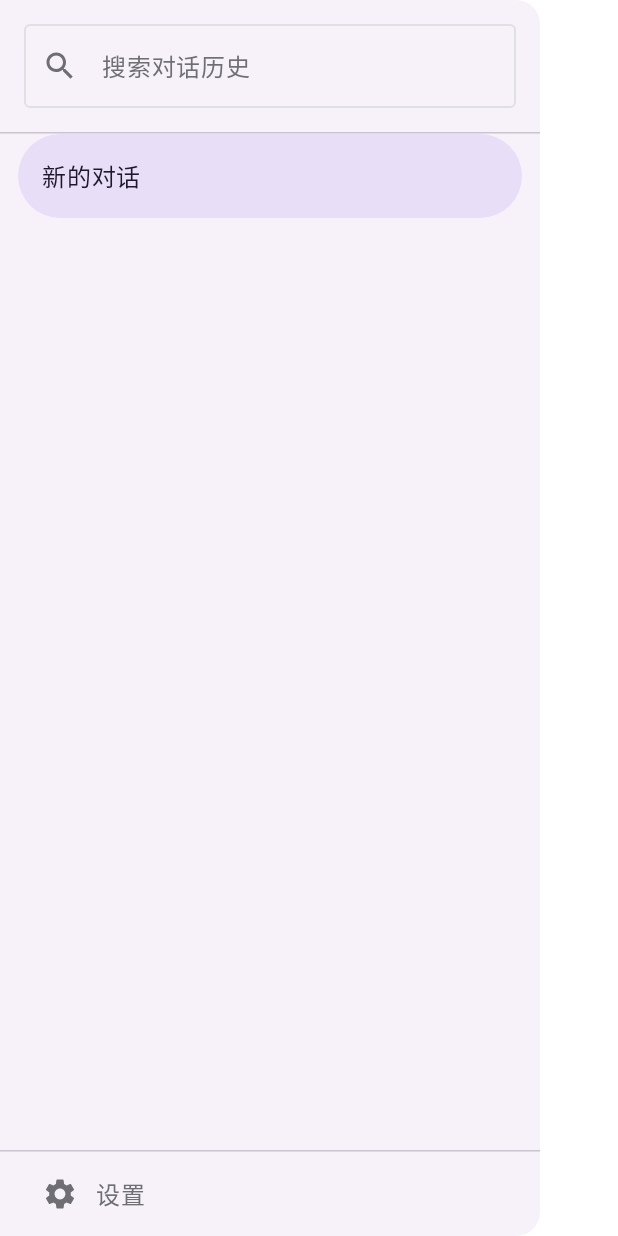
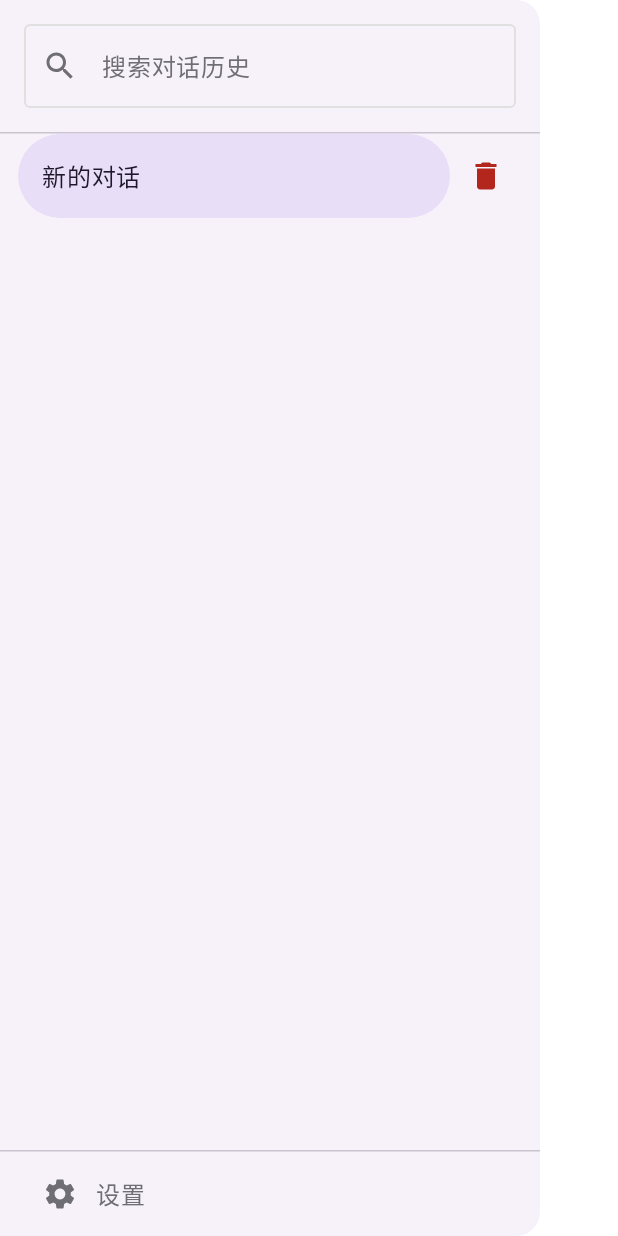
Before and after one commit to oopupdeep/PhoneAiAssistant, an Android app built with Jetpack Compose: the composable AppDrawer shown on its own in the app's theme, on a phone screen of 412 x 824 dp. Run offline under Robolectric (Android 15) with nearby library versions, the phone set to English and light mode, and no system bars; our stand-ins replace Dagger/Hilt's generated code.

Commit message:
增加删除对话功能

```diff
--- a/app/src/main/java/com/wang/phoneaiassistant/ui/chat/components/AppDrawer.kt
+++ b/app/src/main/java/com/wang/phoneaiassistant/ui/chat/components/AppDrawer.kt
@@ -8,6 +8,7 @@ import androidx.compose.material.icons.Icons
 import androidx.compose.material.icons.filled.Search
 import androidx.compose.material.icons.filled.Settings
 import androidx.compose.material.icons.filled.Language
+import androidx.compose.material.icons.filled.Delete
 import androidx.compose.material3.*
 import androidx.compose.runtime.Composable
 import androidx.compose.runtime.collectAsState
@@ -56,7 +57,13 @@ fun AppDrawer(
                     .fillMaxWidth()
             ) {
                 items(conversations, key = { it.id }) { conversation ->
-                    NavigationDrawerItem(
+                    Row(
+                        modifier = Modifier
+                            .fillMaxWidth()
+                            .padding(NavigationDrawerItemDefaults.ItemPadding),
+                        verticalAlignment = Alignment.CenterVertically
+                    ) {
+                        NavigationDrawerItem(
                         label = {
                             Text(
                                 text = conversation.title,
@@ -69,8 +76,21 @@ fun AppDrawer(
                             onConversationClick?.invoke(conversation.id)
                             onCloseDrawer()
                         },
-                        modifier = Modifier.padding(NavigationDrawerItemDefaults.ItemPadding)
-                    )
+                        modifier = Modifier.weight(1f)
+                        )
+
+                        IconButton(
+                            onClick = {
+                                viewModel.deleteConversation(conversation.id)
+                            }
+                        ) {
+                            Icon(
+                                imageVector = Icons.Default.Delete,
+                                contentDescription = "删除对话",
+                                tint = MaterialTheme.colorScheme.error
+                            )
+                        }
+                    }
                 }
             }
 
```
Also changed, not shown: app/src/main/java/com/wang/phoneaiassistant/ui/chat/ChatViewModel.kt (+34 -0 lines), 1 other file.
